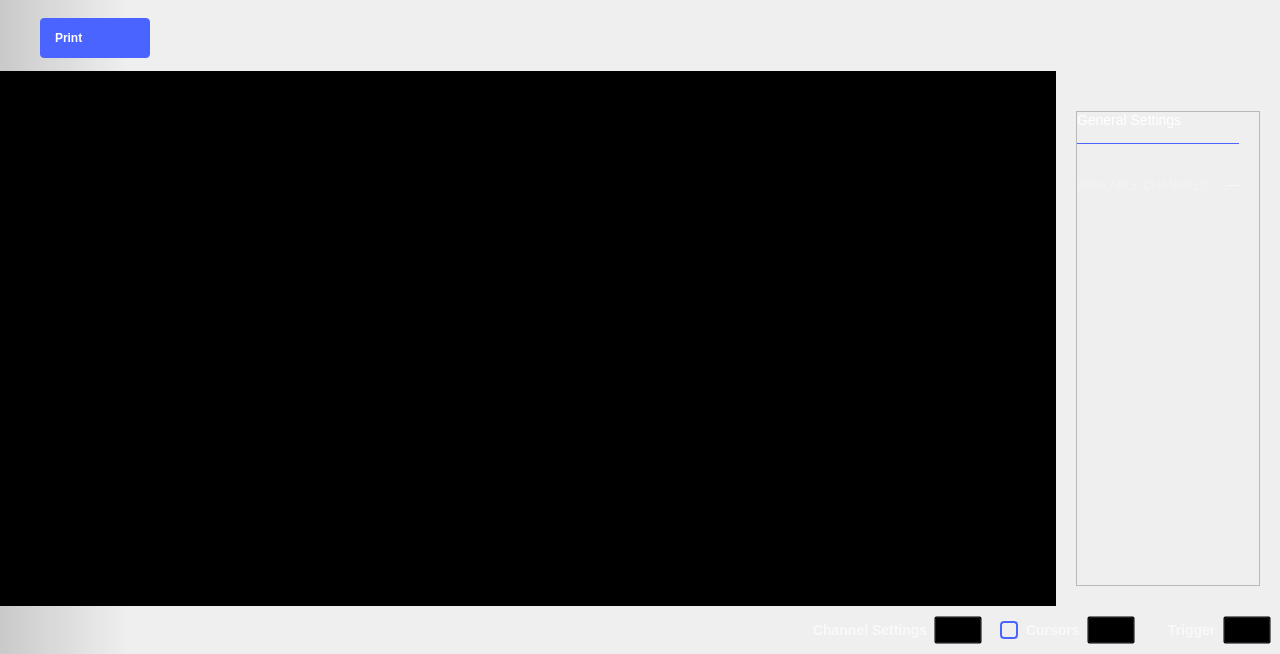
analogdevicesinc/scopy, file ui/logic_analyzer.ui: the form before one commit.
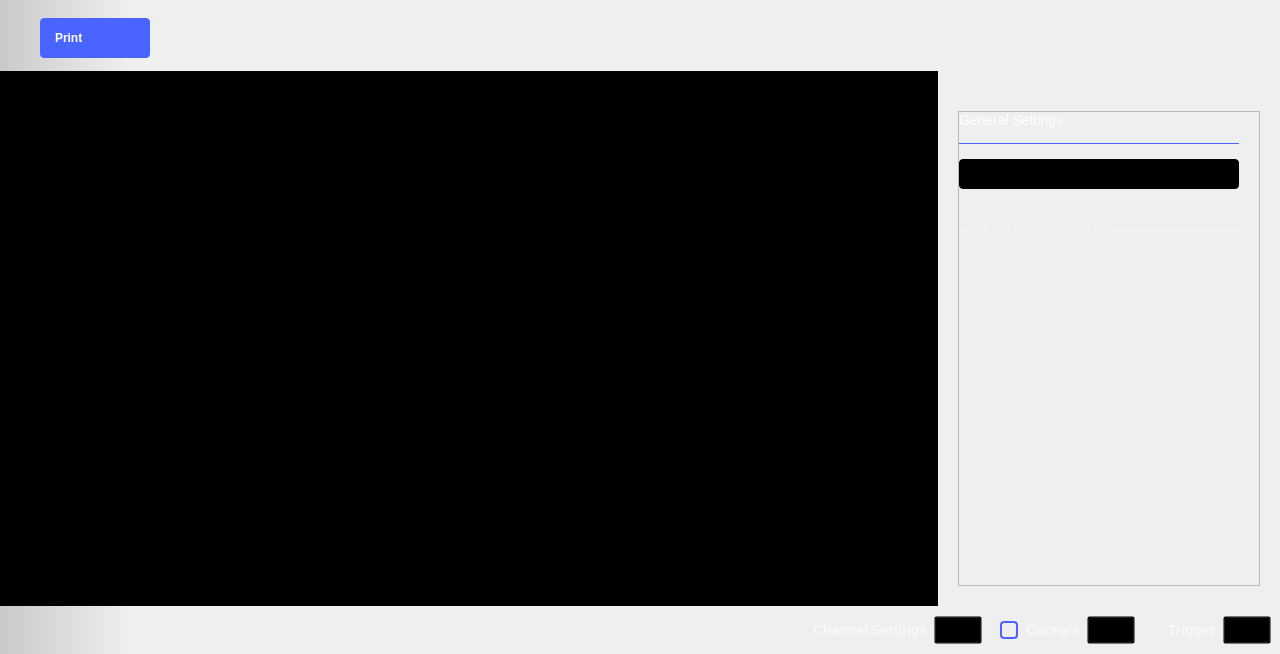
The form after the commit. The open tabs and pages were chosen to show the change. Icons and pictures are not drawn. Custom widgets are drawn as their Qt base class.

Commit message: Implemented streaming, one shot, trigger delay as samples

Diff of the .ui file:
```diff
--- a/ui/logic_analyzer.ui
+++ b/ui/logic_analyzer.ui
@@ -777,40 +777,7 @@
                  </size>
                 </property>
                 <property name="styleSheet">
-                 <string notr="true">QCheckBox {
-  spacing: 8px;
-  background-color: transparent;
-  font-size: 14px;
-  font-weight: bold;
-
-color: rgba(255, 255, 255, 153);
-}
-
-QCheckBox::indicator {
-width: 14px;
-  height: 14px;
-  border: 2px solid rgb(74,100,255);
-  border-radius: 4px;
-}
-QCheckBox::indicator:unchecked { background-color: transparent; }
-QCheckBox::indicator:checked { background-color: rgb(74,100,255); }
-
-QPushButton {
-width: 40px;
-  height: 20px;
-  background-color: transparent;
-}
-QPushButton:pressed { border-image: url(:/icons/setup_btn_checked.svg); }
-QPushButton:!pressed { border-image: url(:/icons/setup_btn_unchecked.svg); }
-QPushButton:hover:!pressed:!checked { border-image: url(:/icons/setup_btn_hover.svg); }
-QPushButton:checked { border-image: url(:/icons/setup_btn_checked.svg); }
-
-QLabel {
-font-size: 14px;
-  font-weight: bold;
-
-color: rgba(255, 255, 255, 153);
-}</string>
+                 <string notr="true"/>
                 </property>
                 <layout class="QVBoxLayout" name="verticalLayout_4">
                  <property name="spacing">
@@ -841,7 +808,7 @@
                      <rect>
                       <x>0</x>
                       <y>0</y>
-                      <width>233</width>
+                      <width>300</width>
                       <height>467</height>
                      </rect>
                     </property>
@@ -909,6 +876,92 @@
                        </property>
                       </layout>
                      </item>
+                     <item>
+                      <widget class="adiscope::CustomSwitch" name="btnStreamOneShot">
+                       <property name="styleSheet">
+                        <string notr="true">QPushButton {
+min-height: 30px;
+max-height: 30px;
+min-width: 280px;
+max-width: 280px;
+background-color: black;
+border-radius: 4px;
+}
+
+QPushButton:disabled {
+background-color: qlineargradient(spread:pad, x1:0.5, y1:0, x2:0.501, y2:0, stop:0 #727273, stop:1 #141416);
+}
+
+QWidget#handle {
+min-height: 30px;
+max-height: 30px;
+min-width: 142px;
+max-width: 142px;
+background-color: #4a64ff;
+border-radius: 2px;
+}
+
+QWidget#handle:disabled {
+background-color: #aaaaaa;
+}
+
+QLabel {
+margin-top: 6px;
+background-color: transparent;
+line-height: 19px;
+}
+
+QLabel#on {
+margin-top: 0px;
+min-height:30px;
+max-height:30px;
+min-width:140px;
+max-width:140px;
+qproperty-alignment: AlignCenter AlignCenter;
+margin-left: 0px;
+color: white;
+}
+
+QLabel#on:disabled {
+color: rgba(255,255,255,102);
+}
+
+QLabel#off {
+margin-top: 0px;
+min-height:30px;
+max-height:30px;
+min-width:140px;
+max-width:140px;
+margin-left: 140px;
+color: white;
+qproperty-alignment: AlignCenter AlignCenter;
+}
+
+QLabel#off:disabled {
+color: rgba(255,255,255,51);
+}
+</string>
+                       </property>
+                       <property name="text">
+                        <string/>
+                       </property>
+                       <property name="checkable">
+                        <bool>true</bool>
+                       </property>
+                       <property name="checked">
+                        <bool>true</bool>
+                       </property>
+                       <property name="leftText" stdset="0">
+                        <string>OneShot</string>
+                       </property>
+                       <property name="rightText" stdset="0">
+                        <string>Stream</string>
+                       </property>
+                       <property name="duration" stdset="0">
+                        <number>200</number>
+                       </property>
+                      </widget>
+                     </item>
                      <item>
                       <layout class="QHBoxLayout" name="subTitleLayout">
                        <property name="topMargin">
@@ -1229,6 +1282,11 @@
   </action>
  </widget>
  <customwidgets>
+  <customwidget>
+   <class>adiscope::CustomSwitch</class>
+   <extends>QPushButton</extends>
+   <header>customSwitch.hpp</header>
+  </customwidget>
   <customwidget>
    <class>adiscope::DetachDragZone</class>
    <extends>QWidget</extends>
```
Left out of the diff: 88 changed lines with no effect on the pictures. The commit also changes 6 other files.
